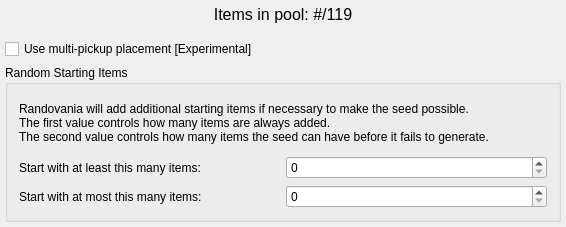
randovania/randovania, file randovania/gui/ui_files/preset_item_pool.ui: the form before one commit.
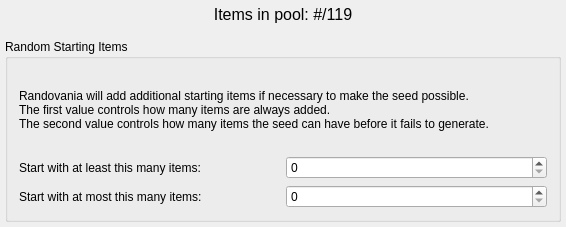
The form after the commit. Custom widgets are drawn as their Qt base class.

Commit message: adds a Generation tab in preset settings, consolidating several options

```diff
--- a/randovania/gui/ui_files/preset_item_pool.ui
+++ b/randovania/gui/ui_files/preset_item_pool.ui
@@ -121,16 +121,6 @@
         <property name="bottomMargin">
          <number>0</number>
         </property>
-        <item>
-         <widget class="QCheckBox" name="multi_pickup_placement_check">
-          <property name="toolTip">
-           <string>&lt;html&gt;&lt;head/&gt;&lt;body&gt;&lt;p&gt;Use the new version of the pickup placement logic, which is able to place multiple pickups at once to solve a requirement, like both Seeker Launcher and Dark Visor. Not tested yet.&lt;/p&gt;&lt;/body&gt;&lt;/html&gt;</string>
-          </property>
-          <property name="text">
-           <string>Use multi-pickup placement [Experimental]</string>
-          </property>
-         </widget>
-        </item>
         <item>
          <widget class="QGroupBox" name="random_starting_box">
           <property name="sizePolicy">
```
The commit also changes 21 other files.
